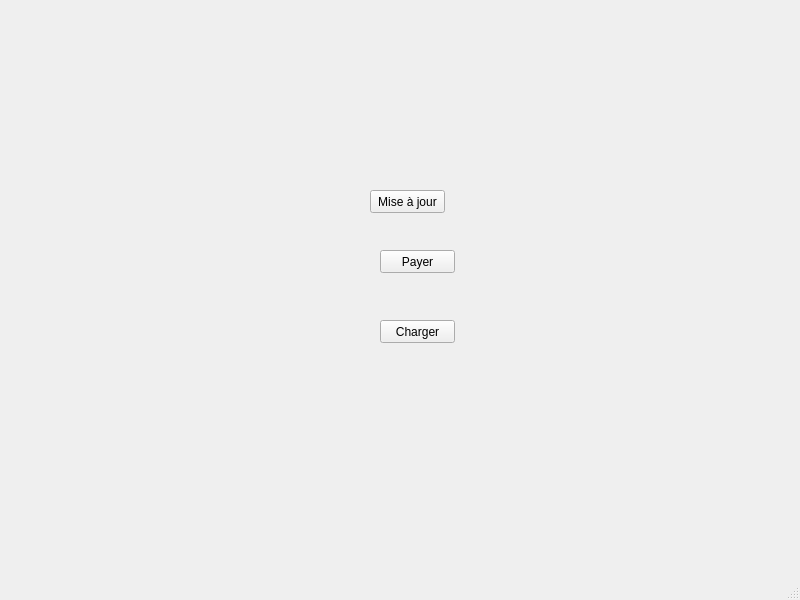
Before: the Qt Designer form fenetre.ui in aPocholle/CarteSansFils, drawn with Qt 5.
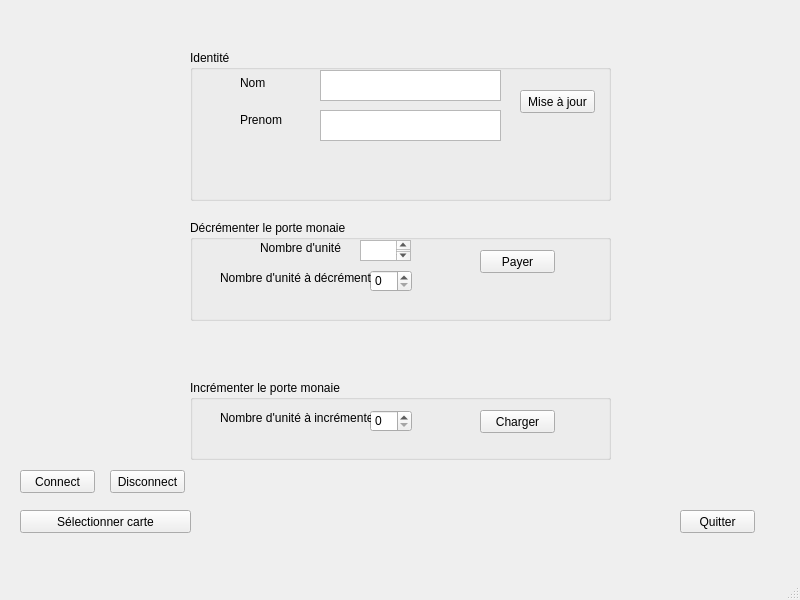
After: the same form once the commit is applied.

Commit message:
interface graphique
Interface graphique complète

Patch:
```diff
--- a/fenetre.ui
+++ b/fenetre.ui
@@ -14,43 +14,256 @@
    <string>Fenetre</string>
   </property>
   <widget class="QWidget" name="centralwidget">
-   <widget class="QPushButton" name="buton_ID">
+   <widget class="QGroupBox" name="Identite">
     <property name="geometry">
      <rect>
-      <x>370</x>
-      <y>190</y>
+      <x>190</x>
+      <y>50</y>
+      <width>421</width>
+      <height>151</height>
+     </rect>
+    </property>
+    <property name="title">
+     <string>Identité</string>
+    </property>
+    <widget class="QTextEdit" name="Nom">
+     <property name="geometry">
+      <rect>
+       <x>130</x>
+       <y>20</y>
+       <width>181</width>
+       <height>31</height>
+      </rect>
+     </property>
+     <property name="html">
+      <string>&lt;!DOCTYPE HTML PUBLIC &quot;-//W3C//DTD HTML 4.0//EN&quot; &quot;http://www.w3.org/TR/REC-html40/strict.dtd&quot;&gt;
+&lt;html&gt;&lt;head&gt;&lt;meta name=&quot;qrichtext&quot; content=&quot;1&quot; /&gt;&lt;style type=&quot;text/css&quot;&gt;
+p, li { white-space: pre-wrap; }
+&lt;/style&gt;&lt;/head&gt;&lt;body style=&quot; font-family:'MS Shell Dlg 2'; font-size:8.25pt; font-weight:400; font-style:normal;&quot;&gt;
+&lt;p style=&quot;-qt-paragraph-type:empty; margin-top:0px; margin-bottom:0px; margin-left:0px; margin-right:0px; -qt-block-indent:0; text-indent:0px;&quot;&gt;&lt;br /&gt;&lt;/p&gt;&lt;/body&gt;&lt;/html&gt;</string>
+     </property>
+    </widget>
+    <widget class="QTextEdit" name="Prenom">
+     <property name="geometry">
+      <rect>
+       <x>130</x>
+       <y>60</y>
+       <width>181</width>
+       <height>31</height>
+      </rect>
+     </property>
+    </widget>
+    <widget class="QPushButton" name="buton_ID">
+     <property name="geometry">
+      <rect>
+       <x>330</x>
+       <y>40</y>
+       <width>75</width>
+       <height>23</height>
+      </rect>
+     </property>
+     <property name="text">
+      <string>Mise à jour</string>
+     </property>
+    </widget>
+    <widget class="QLabel" name="label">
+     <property name="geometry">
+      <rect>
+       <x>50</x>
+       <y>23</y>
+       <width>47</width>
+       <height>20</height>
+      </rect>
+     </property>
+     <property name="text">
+      <string>Nom</string>
+     </property>
+    </widget>
+    <widget class="QLabel" name="label_2">
+     <property name="geometry">
+      <rect>
+       <x>50</x>
+       <y>60</y>
+       <width>47</width>
+       <height>20</height>
+      </rect>
+     </property>
+     <property name="text">
+      <string>Prenom</string>
+     </property>
+    </widget>
+   </widget>
+   <widget class="QGroupBox" name="Payer">
+    <property name="geometry">
+     <rect>
+      <x>190</x>
+      <y>220</y>
+      <width>421</width>
+      <height>101</height>
+     </rect>
+    </property>
+    <property name="title">
+     <string>Décrémenter le porte monaie</string>
+    </property>
+    <widget class="QSpinBox" name="nb_unit_decr">
+     <property name="geometry">
+      <rect>
+       <x>180</x>
+       <y>50</y>
+       <width>42</width>
+       <height>22</height>
+      </rect>
+     </property>
+    </widget>
+    <widget class="QPushButton" name="buton_Payer">
+     <property name="geometry">
+      <rect>
+       <x>290</x>
+       <y>30</y>
+       <width>75</width>
+       <height>23</height>
+      </rect>
+     </property>
+     <property name="text">
+      <string>Payer</string>
+     </property>
+    </widget>
+    <widget class="QTextEdit" name="NB_unit">
+     <property name="geometry">
+      <rect>
+       <x>170</x>
+       <y>20</y>
+       <width>51</width>
+       <height>21</height>
+      </rect>
+     </property>
+    </widget>
+    <widget class="QLabel" name="label_3">
+     <property name="geometry">
+      <rect>
+       <x>70</x>
+       <y>20</y>
+       <width>81</width>
+       <height>16</height>
+      </rect>
+     </property>
+     <property name="text">
+      <string>Nombre d'unité</string>
+     </property>
+    </widget>
+    <widget class="QLabel" name="label_4">
+     <property name="geometry">
+      <rect>
+       <x>30</x>
+       <y>50</y>
+       <width>151</width>
+       <height>16</height>
+      </rect>
+     </property>
+     <property name="text">
+      <string>Nombre d'unité à décrémenter</string>
+     </property>
+    </widget>
+   </widget>
+   <widget class="QGroupBox" name="groupBox">
+    <property name="geometry">
+     <rect>
+      <x>190</x>
+      <y>380</y>
+      <width>421</width>
+      <height>80</height>
+     </rect>
+    </property>
+    <property name="title">
+     <string>Incrémenter le porte monaie</string>
+    </property>
+    <widget class="QSpinBox" name="nb_unit_incr">
+     <property name="geometry">
+      <rect>
+       <x>180</x>
+       <y>30</y>
+       <width>42</width>
+       <height>22</height>
+      </rect>
+     </property>
+    </widget>
+    <widget class="QPushButton" name="buton_Charger">
+     <property name="geometry">
+      <rect>
+       <x>290</x>
+       <y>30</y>
+       <width>75</width>
+       <height>23</height>
+      </rect>
+     </property>
+     <property name="text">
+      <string>Charger</string>
+     </property>
+    </widget>
+    <widget class="QLabel" name="label_5">
+     <property name="geometry">
+      <rect>
+       <x>30</x>
+       <y>30</y>
+       <width>151</width>
+       <height>16</height>
+      </rect>
+     </property>
+     <property name="text">
+      <string>Nombre d'unité à incrémenter</string>
+     </property>
+    </widget>
+   </widget>
+   <widget class="QPushButton" name="but_Disc">
+    <property name="geometry">
+     <rect>
+      <x>110</x>
+      <y>470</y>
       <width>75</width>
       <height>23</height>
      </rect>
     </property>
     <property name="text">
-     <string>Mise à jour</string>
+     <string>Disconnect</string>
     </property>
    </widget>
-   <widget class="QPushButton" name="buton_Payer">
+   <widget class="QPushButton" name="But_Con">
     <property name="geometry">
      <rect>
-      <x>380</x>
-      <y>250</y>
+      <x>20</x>
+      <y>470</y>
       <width>75</width>
       <height>23</height>
      </rect>
     </property>
     <property name="text">
-     <string>Payer</string>
+     <string>Connect</string>
     </property>
    </widget>
-   <widget class="QPushButton" name="buton_Charger">
+   <widget class="QPushButton" name="but_Carte">
     <property name="geometry">
      <rect>
-      <x>380</x>
-      <y>320</y>
+      <x>20</x>
+      <y>510</y>
+      <width>171</width>
+      <height>23</height>
+     </rect>
+    </property>
+    <property name="text">
+     <string>Sélectionner carte</string>
+    </property>
+   </widget>
+   <widget class="QPushButton" name="But_Quit">
+    <property name="geometry">
+     <rect>
+      <x>680</x>
+      <y>510</y>
       <width>75</width>
       <height>23</height>
      </rect>
     </property>
     <property name="text">
-     <string>Charger</string>
+     <string>Quitter</string>
     </property>
    </widget>
   </widget>
```
